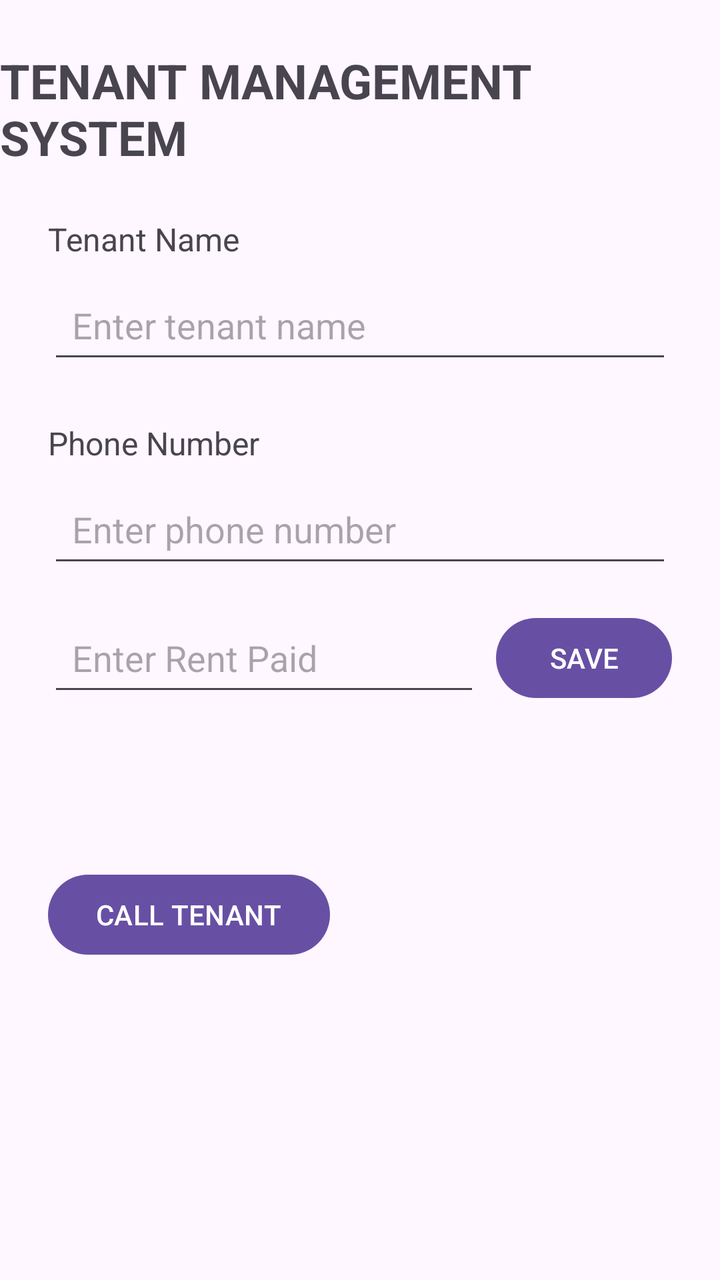
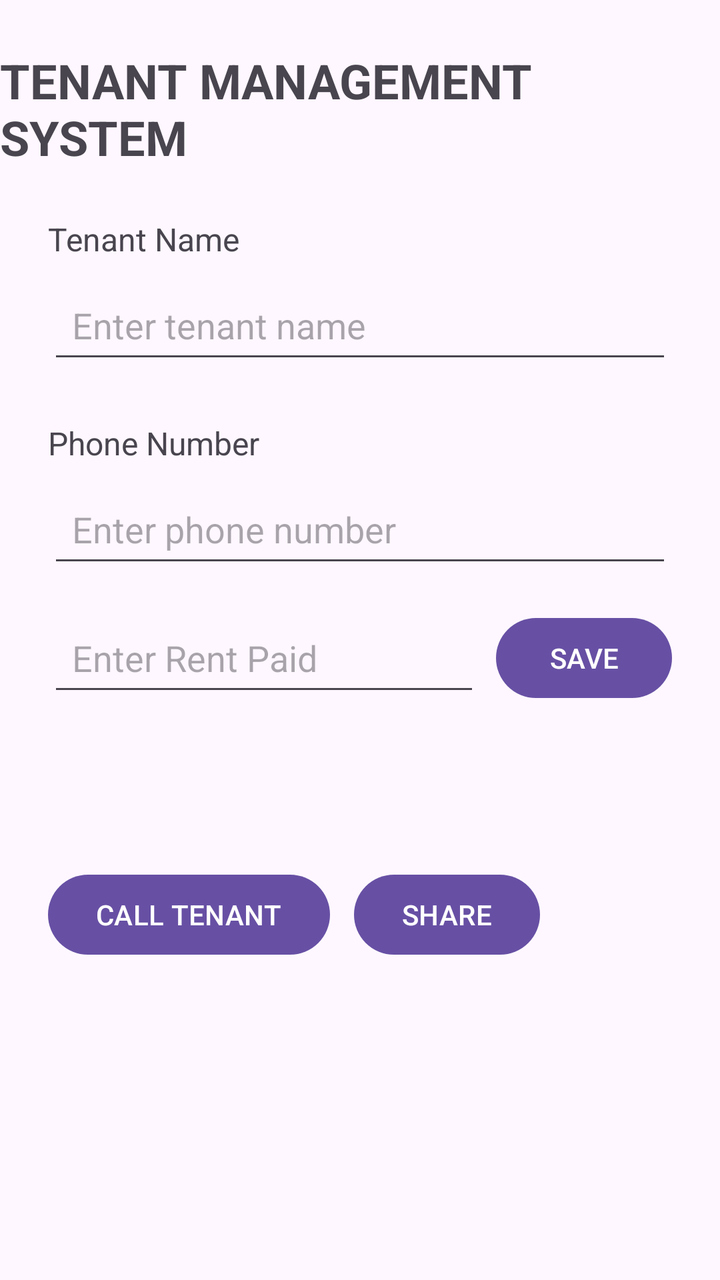

Before-and-after screenshots of an Android layout around one commit, followed by the original layout XML and the change that was made.
<!-- AndroidManifest.xml: application theme Theme.TenantSystem -->
<!-- res/layout/activity_main.xml -->
<?xml version="1.0" encoding="utf-8"?>
<layout xmlns:android="http://schemas.android.com/apk/res/android"
    xmlns:app="http://schemas.android.com/apk/res-auto">

    <data>
        <variable
            name="tenant"
            type="com.example.tenantsystem.Tenant" />
    </data>

    <androidx.constraintlayout.widget.ConstraintLayout
        android:layout_width="match_parent"
        android:layout_height="match_parent">

        <TextView
            android:id="@+id/titleTextView"
            android:layout_width="wrap_content"
            android:layout_height="wrap_content"
            android:text="TENANT MANAGEMENT SYSTEM"
            android:textSize="24sp"
            android:textStyle="bold"
            android:layout_marginTop="24dp"
            app:layout_constraintTop_toTopOf="parent"
            app:layout_constraintStart_toStartOf="parent"
            app:layout_constraintEnd_toEndOf="parent" />

        <TextView
            android:id="@+id/tenantNameLabel"
            android:layout_width="wrap_content"
            android:layout_height="wrap_content"
            android:text="Tenant Name"
            android:textSize="16sp"
            android:layout_marginTop="24dp"
            android:layout_marginStart="24dp"
            app:layout_constraintTop_toBottomOf="@id/titleTextView"
            app:layout_constraintStart_toStartOf="parent" />

        <EditText
            android:id="@+id/tenantNameEditText"
            android:layout_width="0dp"
            android:layout_height="wrap_content"
            android:hint="Enter tenant name"
            android:minHeight="48dp"
            android:padding="12dp"
            android:layout_marginTop="8dp"
            android:layout_marginStart="24dp"
            android:layout_marginEnd="24dp"
            app:layout_constraintTop_toBottomOf="@id/tenantNameLabel"
            app:layout_constraintStart_toStartOf="parent"
            app:layout_constraintEnd_toEndOf="parent" />

        <TextView
            android:id="@+id/phoneLabel"
            android:layout_width="wrap_content"
            android:layout_height="wrap_content"
            android:text="Phone Number"
            android:textSize="16sp"
            android:layout_marginTop="24dp"
            android:layout_marginStart="24dp"
            app:layout_constraintTop_toBottomOf="@id/tenantNameEditText"
            app:layout_constraintStart_toStartOf="parent" />

        <EditText
            android:id="@+id/phoneEditText"
            android:layout_width="0dp"
            android:layout_height="wrap_content"
            android:hint="Enter phone number"
            android:inputType="phone"
            android:minHeight="48dp"
            android:padding="12dp"
            android:layout_marginTop="8dp"
            android:layout_marginStart="24dp"
            android:layout_marginEnd="24dp"
            app:layout_constraintTop_toBottomOf="@id/phoneLabel"
            app:layout_constraintStart_toStartOf="parent"
            app:layout_constraintEnd_toEndOf="parent" />

        <EditText
            android:id="@+id/rentEditText"
            android:layout_width="0dp"
            android:layout_height="wrap_content"
            android:hint="Enter Rent Paid"
            android:inputType="numberDecimal"
            android:minHeight="48dp"
            android:padding="12dp"
            android:layout_marginTop="16dp"
            android:layout_marginStart="24dp"
            android:layout_marginEnd="8dp"
            app:layout_constraintTop_toBottomOf="@id/phoneEditText"
            app:layout_constraintStart_toStartOf="parent"
            app:layout_constraintEnd_toStartOf="@id/saveButton" />

        <Button
            android:id="@+id/saveButton"
            android:layout_width="wrap_content"
            android:layout_height="wrap_content"
            android:text="SAVE"
            android:layout_marginEnd="24dp"
            app:layout_constraintTop_toTopOf="@id/rentEditText"
            app:layout_constraintBottom_toBottomOf="@id/rentEditText"
            app:layout_constraintEnd_toEndOf="parent" />

        <TextView
            android:id="@+id/tenantResultTextView"
            android:layout_width="0dp"
            android:layout_height="wrap_content"
            android:text='@{tenant == null ? "Saved tenant will appear here" : tenant.summary()}'
            android:textSize="18sp"
            android:padding="16dp"
            android:layout_marginTop="24dp"
            android:layout_marginStart="24dp"
            android:layout_marginEnd="24dp"
            app:layout_constraintTop_toBottomOf="@id/rentEditText"
            app:layout_constraintStart_toStartOf="parent"
            app:layout_constraintEnd_toEndOf="parent" />

        <Button
            android:id="@+id/callButton"
            android:layout_width="wrap_content"
            android:layout_height="wrap_content"
            android:text="CALL TENANT"
            android:layout_marginStart="24dp"
            app:layout_constraintTop_toBottomOf="@id/tenantResultTextView"
            app:layout_constraintStart_toStartOf="parent" />

    </androidx.constraintlayout.widget.ConstraintLayout>
</layout>
<!-- resources referenced by this layout -->
<resources>
  <style name="Theme.TenantSystem" parent="Base.Theme.TenantSystem" />
  <style name="Base.Theme.TenantSystem" parent="Theme.Material3.DayNight.NoActionBar">
          
          
      </style>
</resources>

<!-- the commit's change to res/layout/activity_main.xml (unified diff, before → after) -->
@@ -99,7 +99,15 @@
             app:layout_constraintTop_toTopOf="@id/rentEditText"
             app:layout_constraintBottom_toBottomOf="@id/rentEditText"
             app:layout_constraintEnd_toEndOf="parent" />
-
+        <Button
+            android:id="@+id/shareButton"
+            android:layout_width="wrap_content"
+            android:layout_height="wrap_content"
+            android:text="SHARE"
+            android:layout_marginStart="12dp"
+            app:layout_constraintTop_toTopOf="@id/callButton"
+            app:layout_constraintBottom_toBottomOf="@id/callButton"
+            app:layout_constraintStart_toEndOf="@id/callButton" />
         <TextView
             android:id="@+id/tenantResultTextView"
             android:layout_width="0dp"
